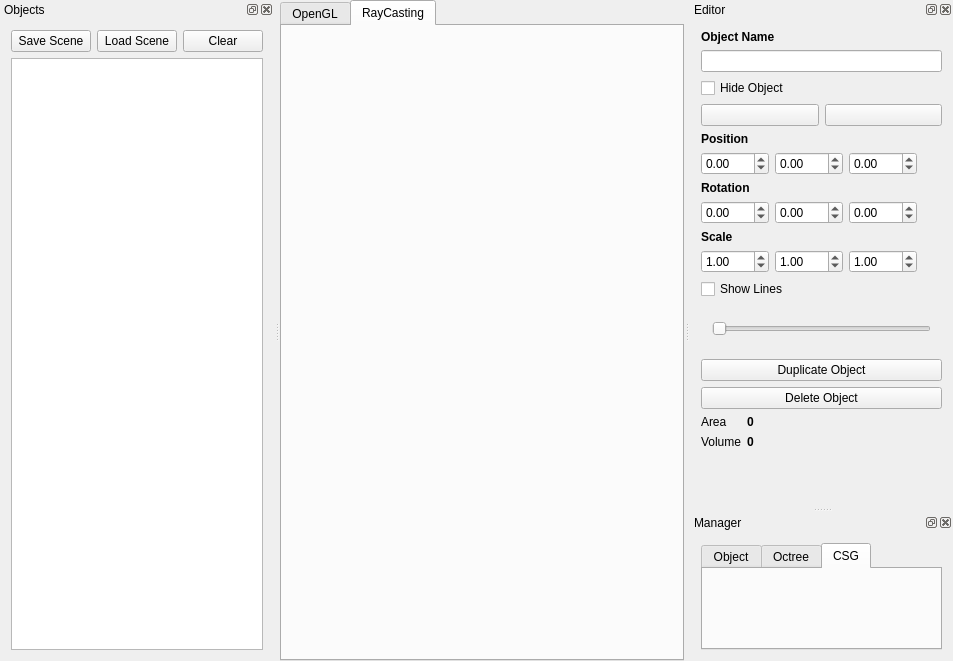
This is ModelagemQT/mainwindow.ui in RicardoBusta/Doutorado as Qt 5 draws it before an edit. The edited form follows.
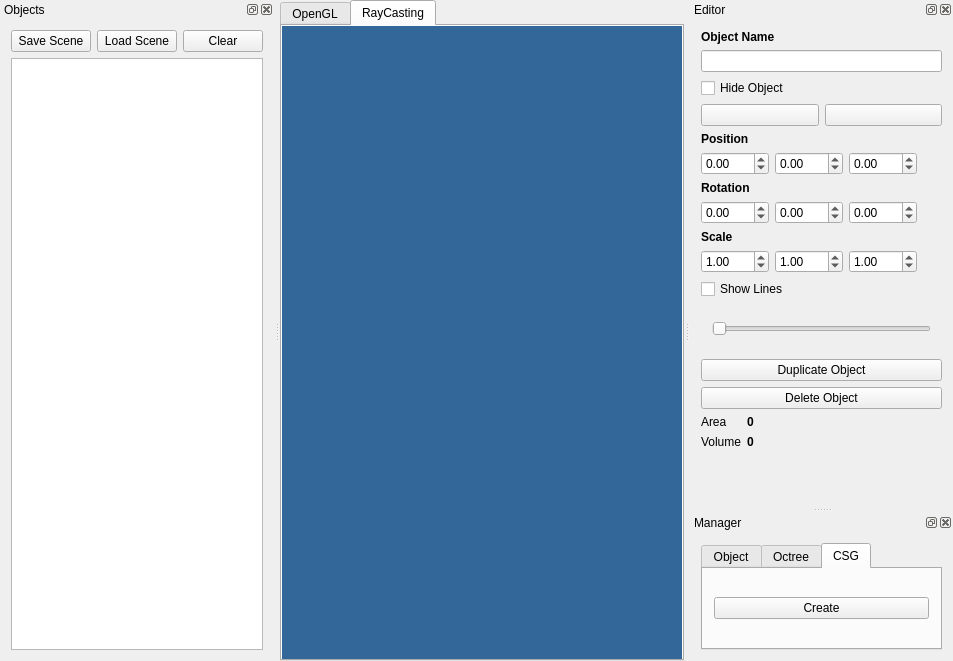
This is the edited form. The open tabs and pages were chosen to show the change. Custom widgets are drawn as their Qt base class.

What changed in the file:
```diff
--- a/ModelagemQT/mainwindow.ui
+++ b/ModelagemQT/mainwindow.ui
@@ -94,7 +94,11 @@
          <number>0</number>
         </property>
         <item>
-         <widget class="RaycastWidget" name="raycastwidget" native="true"/>
+         <widget class="RaycastWidget" name="raycastwidget" native="true">
+          <property name="styleSheet">
+           <string notr="true">background-color: #369;</string>
+          </property>
+         </widget>
         </item>
        </layout>
       </widget>
@@ -533,6 +537,15 @@
         <attribute name="title">
          <string>CSG</string>
         </attribute>
+        <layout class="QVBoxLayout" name="verticalLayout_10">
+         <item>
+          <widget class="QPushButton" name="create_csg_pushButton">
+           <property name="text">
+            <string>Create</string>
+           </property>
+          </widget>
+         </item>
+        </layout>
        </widget>
       </widget>
      </item>
```
Left out of the diff: 2 changed lines with no effect on the pictures.
